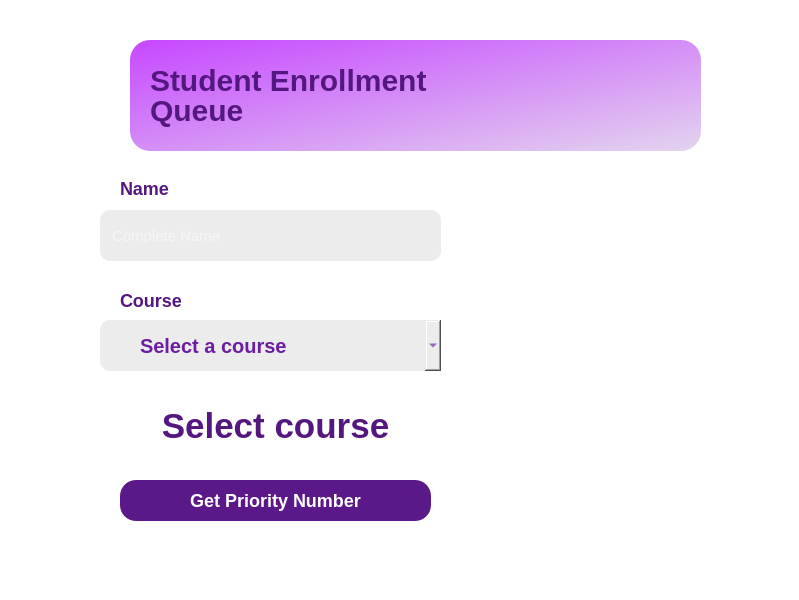
Above: view/ui/enrollment/enrollment.ui from shanpadayhag/queuing_system_client before the change. Below: the same form after it.
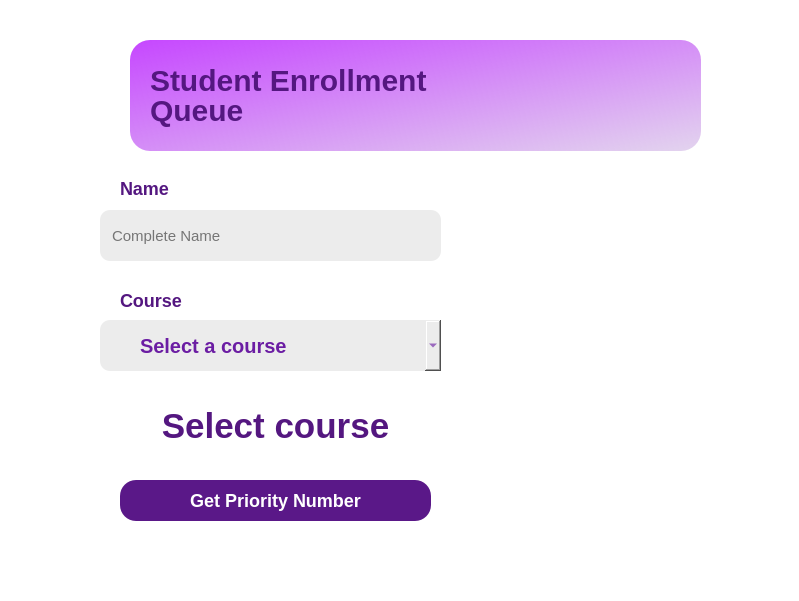
That is the form after the change. Icons and pictures are not drawn.

Diff of the .ui file:
```diff
--- a/view/ui/enrollment/enrollment.ui
+++ b/view/ui/enrollment/enrollment.ui
@@ -7,7 +7,7 @@
     <x>0</x>
     <y>0</y>
     <width>799</width>
-    <height>600</height>
+    <height>601</height>
    </rect>
   </property>
   <property name="windowTitle">
@@ -44,7 +44,7 @@
 	background-color: rgb(255, 255, 255);
 }
 
-#combocourse
+#courseCombobox
 {
 	color: rgb(107, 29, 163);
 
@@ -55,7 +55,7 @@
 padding-left: 40px;
 }
 
-#combo:hover {
+#courseCombobox:hover {
 	
 	background-color:white;
 	
@@ -64,7 +64,7 @@
 
 
 #nameField {
-	color: #fff;
+	color: #000;
 	padding: 10px 10px;
 	
 	background-color: rgb(236, 236, 236);
@@ -281,7 +281,7 @@
      <string>Course</string>
     </property>
    </widget>
-   <widget class="QComboBox" name="combocourse">
+   <widget class="QComboBox" name="courseCombobox">
     <property name="geometry">
      <rect>
       <x>10</x>
```
